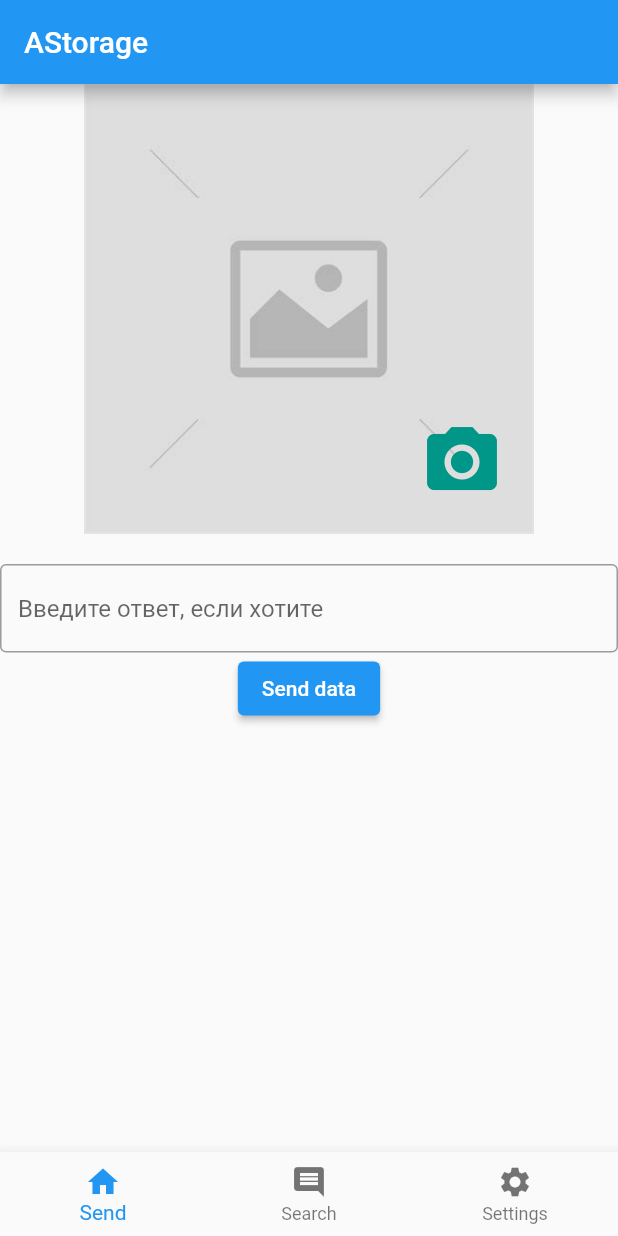
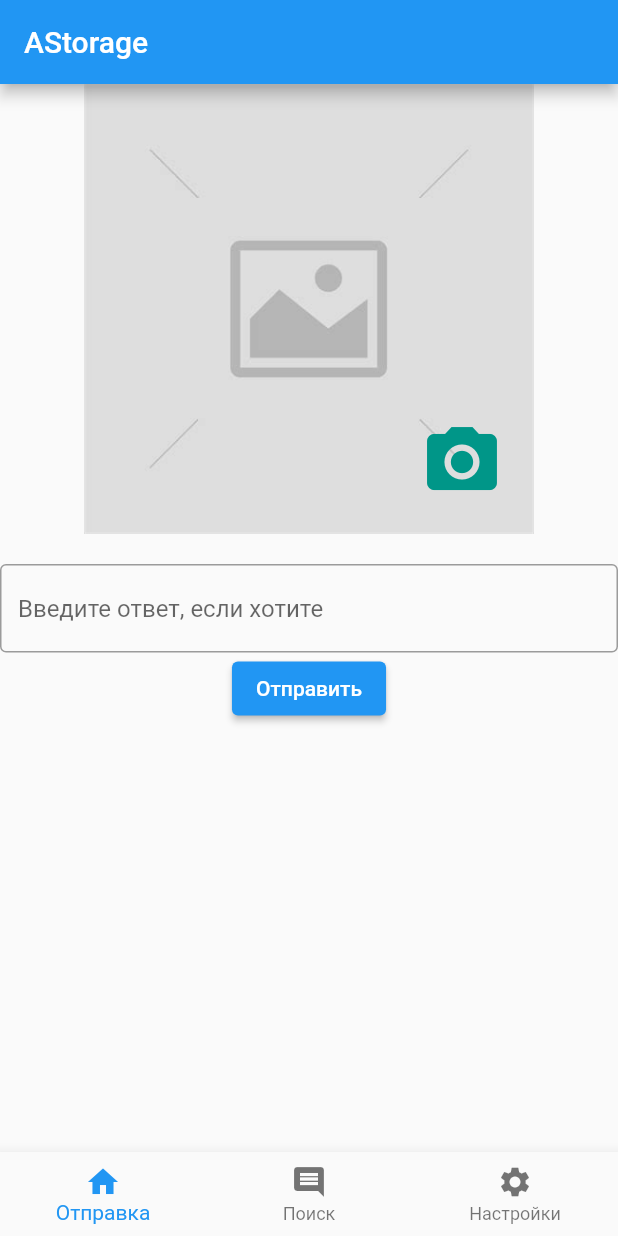
Before and after one commit to ledrose/AStorage-mobile-, a Flutter app: the screen it shows after launch, on a phone screen of 412 x 824 dp. Run offline on Flutter 3.47's test engine with Material 2 defaults, Android fonts, the phone set to English and light mode, and no system bars; our stand-ins replace dio, image_picker, shared_preferences.

Commit message:
Preproduction fix

```diff
--- a/lib/global_things/base.dart
+++ b/lib/global_things/base.dart
@@ -5,7 +5,6 @@ import 'package:flutter/material.dart';
 String version = '1.0';
 String baseUrl = "https://bfs-astorage.somee.com";
 String halfLink = '$baseUrl/api/v$version';
-var scafState = ScaffoldMessengerState();
 
 void showTextSnackBar(BuildContext context, String s) {
   var snackBar = SnackBar(
--- a/lib/global_things/settings.dart
+++ b/lib/global_things/settings.dart
@@ -98,7 +98,7 @@ class User {
       id = response.data["id"];
       name = response.data["name"];
     } else {
-      print(response.statusMessage);
+      throw Exception(response.statusCode);
     }
   }
 
--- a/lib/http/search.dart
+++ b/lib/http/search.dart
@@ -69,7 +69,6 @@ Map<String, dynamic> searchBody(
 
 Future<Album> createSearch(int startIndex, int batchSize,
     {String searchText = ""}) async {
-  print("Sending");
   var response = await dioFetch(
     method: "POST",
     data:
@@ -80,10 +79,8 @@ Future<Album> createSearch(int startIndex, int batchSize,
     },
   );
   if (response.statusCode == 200) {
-    print("Recieved");
     return Album.fromJson(response.data, startIndex, batchSize);
   } else {
-    print("Failed");
     throw Exception('Failed to create Album');
   }
 }
--- a/lib/http/sender.dart
+++ b/lib/http/sender.dart
@@ -30,10 +30,8 @@ Future<Question> sendImageDio(XFile file) async {
     },
   );
   if (response.statusCode == 200) {
-    print("Recieved");
     return Question.fromJson(response.data);
   } else {
-    print("Failed");
     return Question.error("Ошибка:" + response.data.toString());
   }
 }
--- a/lib/main.dart
+++ b/lib/main.dart
@@ -33,6 +33,7 @@ class _StartAppState extends State<StartApp> {
       builder: (context, curThemeId, widget) {
         return MaterialApp(
           title: 'AStorage',
+          debugShowCheckedModeBanner: false,
           key: appKey,
           theme: themeList.entries.elementAt(curThemeId).value,
           home: const BaseWidget(),
@@ -53,15 +54,16 @@ class _BaseWidgetState extends State<BaseWidget> {
   final _bottomNavigationBar = [
     const BottomNavigationBarItem(
       icon: Icon(Icons.home),
-      label: "Send",
+      label: "Отправка",
     ),
     const BottomNavigationBarItem(
       icon: Icon(Icons.comment),
-      label: "Search",
+      label: "Поиск",
     ),
     const BottomNavigationBarItem(
+
       icon: Icon(Icons.settings),
-      label: "Settings",
+      label: "Настройки",
     ),
   ];
 
@@ -87,6 +89,8 @@ class _BaseWidgetState extends State<BaseWidget> {
         ],
       ),
       bottomNavigationBar: BottomNavigationBar(
+        // showSelectedLabels: false,
+        // showUnselectedLabels: false,
         items: _bottomNavigationBar,
         type: BottomNavigationBarType.fixed,
         currentIndex: _currentIndex,
--- a/lib/pages/send_page.dart
+++ b/lib/pages/send_page.dart
@@ -77,11 +77,11 @@ class _SendFormState extends State<SendForm> {
         ),
         TextField(
           controller: _controller,
-          decoration: const InputDecoration(border: OutlineInputBorder(),hintText: "Введите ответ, если хотите"),
+          decoration: const InputDecoration(border: OutlineInputBorder(), hintText: "Введите ответ, если хотите"),
         ),
         ElevatedButton(
           onPressed: (_isButtonDisabled) ? null : _sendFile,
-          child: const Text("Send data"),
+          child: const Text("Отправить"),
         ),
       ],
     );
--- a/lib/pages/settings_subpages/log_view_page.dart
+++ b/lib/pages/settings_subpages/log_view_page.dart
@@ -1,9 +1,9 @@
 import 'package:flutter/material.dart';
 
 class LogView extends StatelessWidget {
-  String logText;
-  String logName;
-  LogView({required this.logText, required this.logName, Key? key})
+  final String logText;
+  final String logName;
+  const LogView({required this.logText, required this.logName, Key? key})
       : super(key: key);
 
   @override
```
Also changed, not shown: lib/pages/search_page.dart (+7 -3 lines), lib/pages/settings_page.dart (+8 -2 lines), lib/pages/settings_subpages/logs_page.dart (+17 -5 lines), pubspec.lock.
